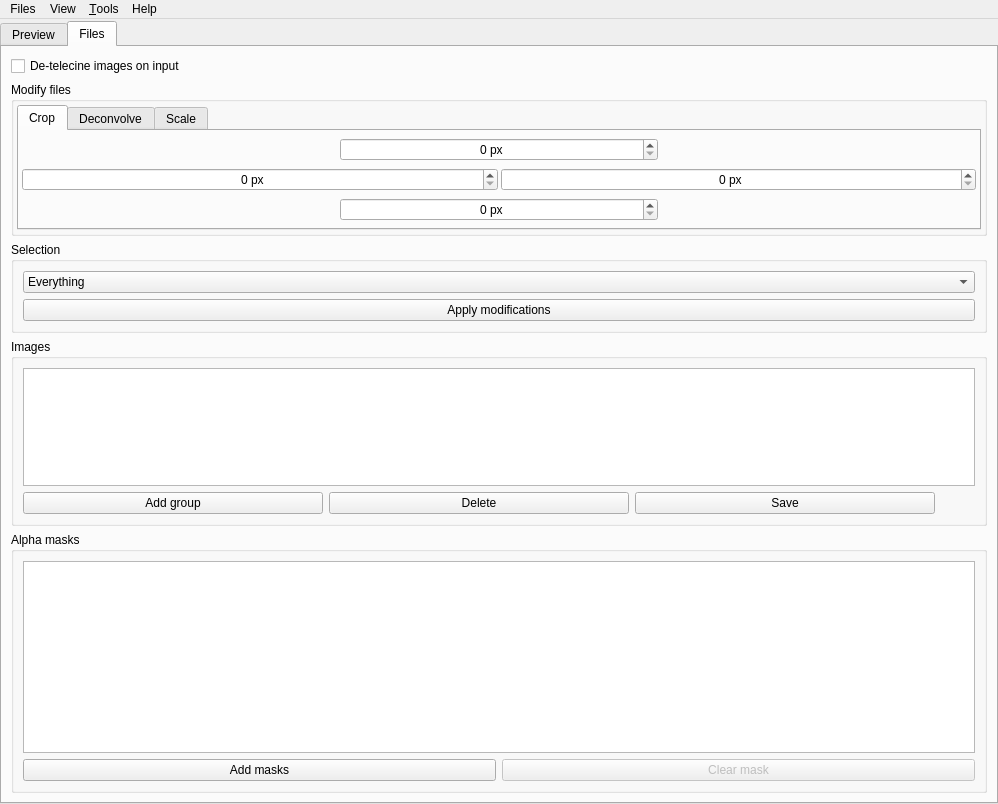
This is src/gui/mainwindow.ui in spillerrec/Overmix as Qt 5 draws it before an edit. The edited form follows.
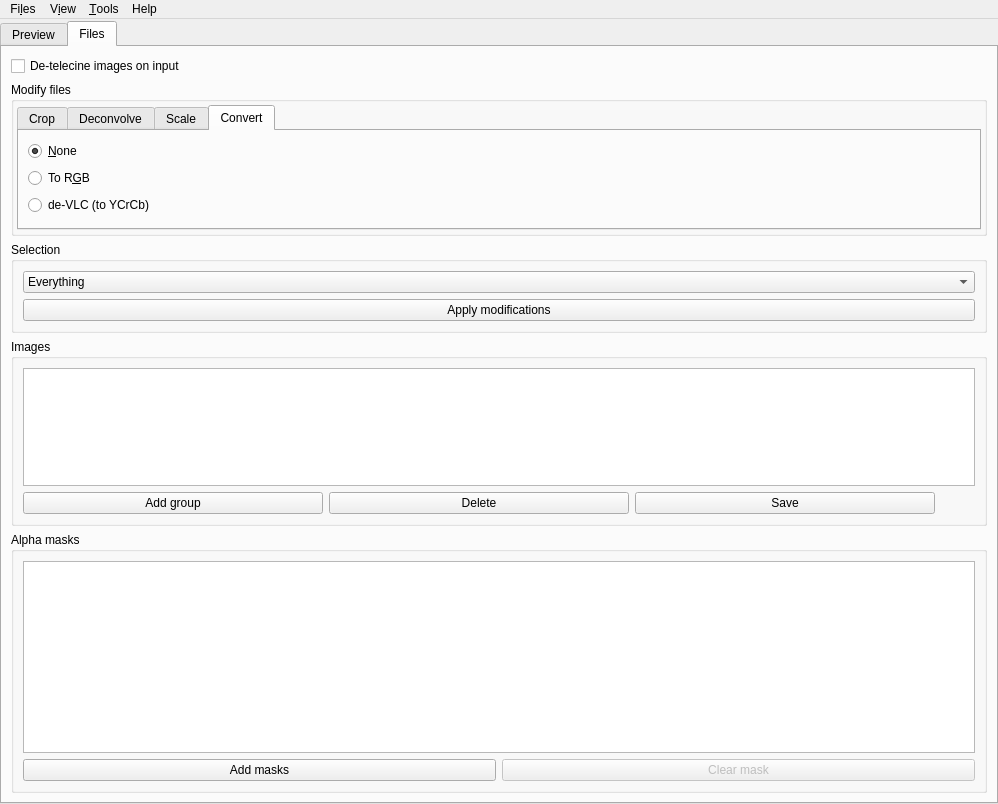
This is the edited form. The open tabs and pages were chosen to show the change.

Commit message: ADD: GUI options to convert to RGB or de-VLC image

Diff of the .ui file:
```diff
--- a/src/gui/mainwindow.ui
+++ b/src/gui/mainwindow.ui
@@ -1350,6 +1350,37 @@
                  </item>
                 </layout>
                </widget>
+               <widget class="QWidget" name="tab_7">
+                <attribute name="title">
+                 <string>Convert</string>
+                </attribute>
+                <layout class="QVBoxLayout" name="verticalLayout_13">
+                 <item>
+                  <widget class="QRadioButton" name="radioButton">
+                   <property name="text">
+                    <string>&amp;None</string>
+                   </property>
+                   <property name="checked">
+                    <bool>true</bool>
+                   </property>
+                  </widget>
+                 </item>
+                 <item>
+                  <widget class="QRadioButton" name="convert_rgb">
+                   <property name="text">
+                    <string>To R&amp;GB</string>
+                   </property>
+                  </widget>
+                 </item>
+                 <item>
+                  <widget class="QRadioButton" name="convert_devlc">
+                   <property name="text">
+                    <string>de-VLC (to YCrCb)</string>
+                   </property>
+                  </widget>
+                 </item>
+                </layout>
+               </widget>
               </widget>
              </item>
             </layout>
@@ -1521,12 +1552,12 @@
      <x>0</x>
      <y>0</y>
      <width>998</width>
-     <height>21</height>
+     <height>19</height>
     </rect>
    </property>
    <widget class="QMenu" name="menuFiles">
     <property name="title">
-     <string>Files</string>
+     <string>Fi&amp;les</string>
     </property>
     <addaction name="action_add_files"/>
     <addaction name="action_save"/>
@@ -1535,7 +1566,7 @@
    </widget>
    <widget class="QMenu" name="menuView">
     <property name="title">
-     <string>View</string>
+     <string>V&amp;iew</string>
     </property>
     <addaction name="action_show_menubar"/>
     <addaction name="action_fullscreen"/>
```
Left out of the diff: 28 changed lines with no effect on the pictures. The commit also changes 2 other files.
